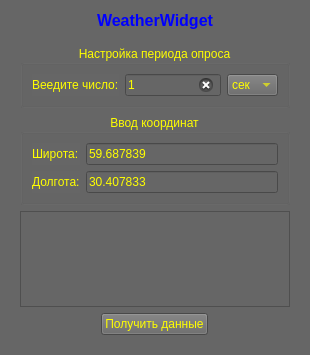
Sergeypis/DevPyQt, file scripts/practice_3/b_laboratory/ui/weather_widget.ui: the form before one commit.
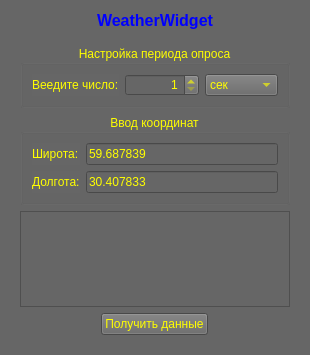
The form after the commit.

Commit message: feat: practice_3 - перед внедрением QTime в while WeatherHandler

The edit to the form file:
```diff
--- a/scripts/practice_3/b_laboratory/ui/weather_widget.ui
+++ b/scripts/practice_3/b_laboratory/ui/weather_widget.ui
@@ -81,27 +81,21 @@
             </widget>
            </item>
            <item>
-            <widget class="QLineEdit" name="input_delay">
+            <widget class="QSpinBox" name="input_delay">
              <property name="sizePolicy">
               <sizepolicy hsizetype="Expanding" vsizetype="Fixed">
                <horstretch>0</horstretch>
                <verstretch>0</verstretch>
               </sizepolicy>
              </property>
-             <property name="inputMethodHints">
-              <set>Qt::InputMethodHint::ImhDigitsOnly</set>
-             </property>
-             <property name="text">
-              <string>1</string>
+             <property name="wrapping">
+              <bool>false</bool>
              </property>
              <property name="alignment">
-              <set>Qt::AlignmentFlag::AlignLeading|Qt::AlignmentFlag::AlignLeft|Qt::AlignmentFlag::AlignVCenter</set>
+              <set>Qt::AlignmentFlag::AlignRight|Qt::AlignmentFlag::AlignTrailing|Qt::AlignmentFlag::AlignVCenter</set>
              </property>
-             <property name="cursorMoveStyle">
-              <enum>Qt::CursorMoveStyle::LogicalMoveStyle</enum>
-             </property>
-             <property name="clearButtonEnabled">
-              <bool>true</bool>
+             <property name="minimum">
+              <number>1</number>
              </property>
             </widget>
            </item>
@@ -113,6 +107,18 @@
                <verstretch>0</verstretch>
               </sizepolicy>
              </property>
+             <property name="currentIndex">
+              <number>0</number>
+             </property>
+             <property name="maxVisibleItems">
+              <number>3</number>
+             </property>
+             <property name="maxCount">
+              <number>3</number>
+             </property>
+             <property name="frame">
+              <bool>true</bool>
+             </property>
              <item>
               <property name="text">
                <string>сек</string>
```
Left out of the diff: 17 changed lines with no effect on the pictures. The commit also changes 5 other files.
